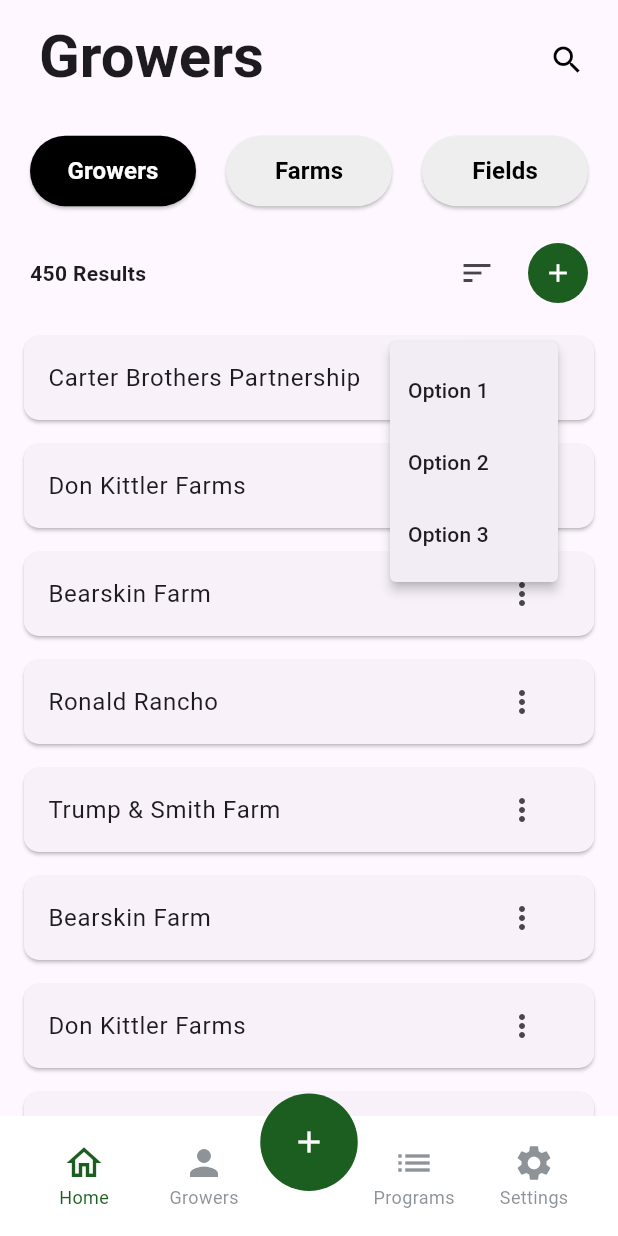
After one commit to rajeev210403/tryapp, a Flutter app: the GrowersScreen screen opened directly, after a tap on the "more vert" icon, on a phone screen of 412 x 824 dp. The commit adds this screen. Run offline on Flutter 3.47's test engine with Material 3 defaults, Android fonts, the phone set to English and light mode, and no system bars.

Commit message:
growers page done

```diff
--- a/assets/jsonfiles/bottom_bar.json
+++ b/assets/jsonfiles/bottom_bar.json
@@ -1,18 +1,22 @@
 [
   {
     "icon": "0xf107",
-    "label": "Home"
+    "label": "Home",
+    "link": ""
   },
   {
     "icon": "0xe491",
-    "label": "Growers"
+    "label": "Growers",
+    "link": "growers_screen"
   },
   {
     "icon": "0xe384",
-    "label": "Programs"
+    "label": "Programs",
+    "link": " "
   },
   {
     "icon": "0xe57f",
-    "label": "Settings"
+    "label": "Settings",
+    "link": " "
   }
 ]
--- a/lib/bottom_navigation_bar.dart
+++ b/lib/bottom_navigation_bar.dart
@@ -1,5 +1,6 @@
 import 'package:flutter/material.dart';
 import 'dart:convert';
+import 'growers_screen.dart'; // Import the GrowersScreen
 
 class BottomNavigationBarWidget extends StatefulWidget {
   const BottomNavigationBarWidget({Key? key}) : super(key: key);
@@ -12,7 +13,6 @@ class BottomNavigationBarWidget extends StatefulWidget {
 class _BottomNavigationBarWidgetState
     extends State<BottomNavigationBarWidget> {
   int _selectedIndex = 0;
-
   List<dynamic> _bottomNavItems = [];
 
   @override
@@ -31,6 +31,20 @@ class _BottomNavigationBarWidgetState
     } catch (e) {
       print('Error loading JSON: $e');
     }
+  }
+
+  void _onItemTapped(int index) {
+    setState(() {
+      _selectedIndex = index;
+    });
+
+    if (_bottomNavItems[index]['label'] == 'Growers') {
+      Navigator.push(
+        context,
+        MaterialPageRoute(builder: (context) => GrowersScreen()),
+      );
+    }
+    // Add other conditions here for different navigation items if needed
   }
 
   @override
@@ -69,11 +83,7 @@ class _BottomNavigationBarWidgetState
 
   Widget _buildNavItem(int index, dynamic item) {
     return InkWell(
-      onTap: () {
-        setState(() {
-          _selectedIndex = index; // Update the selected index
-        });
-      },
+      onTap: () => _onItemTapped(index), // Handle the tap event
       child: Column(
         mainAxisSize: MainAxisSize.min,
         children: [
--- /dev/null
+++ b/lib/growers_screen.dart
@@ -0,0 +1,199 @@
+import 'package:flutter/material.dart';
+import 'bottom_navigation_bar.dart';
+
+class GrowersScreen extends StatelessWidget {
+  @override
+  Widget build(BuildContext context) {
+    return Scaffold(
+      bottomNavigationBar: BottomNavigationBarWidget(),
+      floatingActionButtonLocation: FloatingActionButtonLocation.centerDocked,
+      floatingActionButton: Container(
+        margin: EdgeInsets.only(top: 35.0),
+        width: 65.0,
+        height: 65.0,
+        decoration: BoxDecoration(
+          shape: BoxShape.circle,
+          color: Colors.green[900],
+        ),
+        child: Icon(Icons.add, color: Colors.white),
+      ),
+      body: _buildBody(context),
+    );
+  }
+
+  Widget _buildBody(BuildContext context) {
+    return CustomScrollView(
+      slivers: [
+        SliverAppBar(
+          automaticallyImplyLeading: false,
+          title: Padding(
+            padding: const EdgeInsets.only(left: 10.0, top: 20.0),
+            child: Text(
+              'Growers',
+              style: TextStyle(
+                fontSize: 40,
+                fontWeight: FontWeight.bold,
+              ),
+            ),
+          ),
+          actions: [
+            Padding(
+              padding: const EdgeInsets.only(right: 10.0, top: 20.0),
+              child: IconButton(
+                icon: Icon(Icons.search),
+                onPressed: () {
+                  // Add search functionality here
+                },
+              ),
+            ),
+          ],
+          iconTheme: IconThemeData(color: Colors.black),
+          expandedHeight: 80.0,
+          floating: true,
+          pinned: false,
+          flexibleSpace: FlexibleSpaceBar(),
+        ),
+        SliverToBoxAdapter(
+          child: _buildCategoryButtons(context),
+        ),
+        SliverToBoxAdapter(
+          child: Padding(
+            padding: const EdgeInsets.symmetric(horizontal: 20.0, vertical: 10.0), // Add top and bottom padding
+            child: Row(
+              mainAxisAlignment: MainAxisAlignment.spaceBetween,
+              children: [
+                Text(
+                  '450 Results',
+                  style: TextStyle(
+                    fontWeight: FontWeight.bold,
+                  ),
+                ),
+                Row(
+                  children: [
+                    IconButton(
+                      icon: Icon(Icons.sort),
+                      onPressed: () {
+                        // Add sorting functionality here
+                      },
+                    ),
+                    SizedBox(width: 10.0),
+                    Container(
+                      width: 40.0, // Set the desired width
+                      height: 40.0, // Set the desired height
+                      child: FloatingActionButton(
+                        onPressed: () {
+                          // Add functionality for the add button here
+                        },
+                        backgroundColor: Colors.green[900],
+                        shape: CircleBorder(),
+                        elevation: 0, // Set elevation to 0
+                        child: Icon(Icons.add, color: Colors.white, size: 20.0), // Set icon size
+                      ),
+                    ),
+                  ],
+                ),
+              ],
+            ),
+          ),
+        ),
+
+        SliverList(
+          delegate: SliverChildBuilderDelegate(
+                (BuildContext context, int index) {
+              return _buildGrowerItem(context, index);
+            },
+            childCount: 10,
+          ),
+        ),
+      ],
+    );
+  }
+
+  Widget _buildCategoryButtons(BuildContext context) {
+    return Padding(
+      padding: EdgeInsets.symmetric(vertical: 10.0), // Add top and bottom padding
+      child: Container(
+        margin: EdgeInsets.symmetric(horizontal: 10.0), // Add left and right margins
+        child: Row(
+          mainAxisAlignment: MainAxisAlignment.spaceEvenly,
+          children: [
+            Expanded(
+              child: _buildCategoryButton(context, 'Growers', true),
+            ),
+            Expanded(
+              child: _buildCategoryButton(context, 'Farms', false),
+            ),
+            Expanded(
+              child: _buildCategoryButton(context, 'Fields', false),
+            ),
+          ],
+        ),
+      ),
+    );
+  }
+
+  Widget _buildCategoryButton(BuildContext context, String label, bool selected) {
+    return Padding(
+      padding: const EdgeInsets.symmetric(horizontal: 10.0),
+      child: ElevatedButton(
+        onPressed: () {
+          // Add category selection functionality here
+        },
+        style: ElevatedButton.styleFrom(
+          backgroundColor: selected ? Colors.black : Colors.grey[200], // Change color based on selection
+          foregroundColor: selected ? Colors.white : Colors.black,
+          shape: RoundedRectangleBorder(
+            borderRadius: BorderRadius.circular(25.0),
+          ),
+          padding: EdgeInsets.symmetric(horizontal: 20.0, vertical: 12.0),
+        ),
+        child: Text(
+          label,
+          style: TextStyle(
+            fontSize: 16.0,
+            fontWeight: FontWeight.bold,
+          ),
+        ),
+      ),
+    );
+  }
+
+
+  Widget _buildGrowerItem(BuildContext context, int index) {
+    List<String> growers = [
+      'Carter Brothers Partnership',
+      'Don Kittler Farms',
+      'Bearskin Farm',
+      'Ronald Rancho',
+      'Trump & Smith Farm',
+      'Bearskin Farm',
+      'Don Kittler Farms',
+      'Carter Brothers Partnership',
+      'Ronald Rancho',
+      'Don Kittler Farms'
+    ];
+
+    return Card(
+      margin: EdgeInsets.symmetric(vertical: 8.0, horizontal: 16.0),
+      shape: RoundedRectangleBorder(
+        borderRadius: BorderRadius.circular(10.0),
+      ),
+      child: ListTile(
+        title: Text(growers[index % growers.length]),
+        trailing: PopupMenuButton<String>(
+          onSelected: (String value) {
+            // Handle selection of menu items here
+          },
+          itemBuilder: (BuildContext context) {
+            return {'Option 1', 'Option 2', 'Option 3'}.map((String choice) {
+              return PopupMenuItem<String>(
+                value: choice,
+                child: Text(choice),
+              );
+            }).toList();
+          },
+        ),
+      ),
+    );
+  }
+}
```
